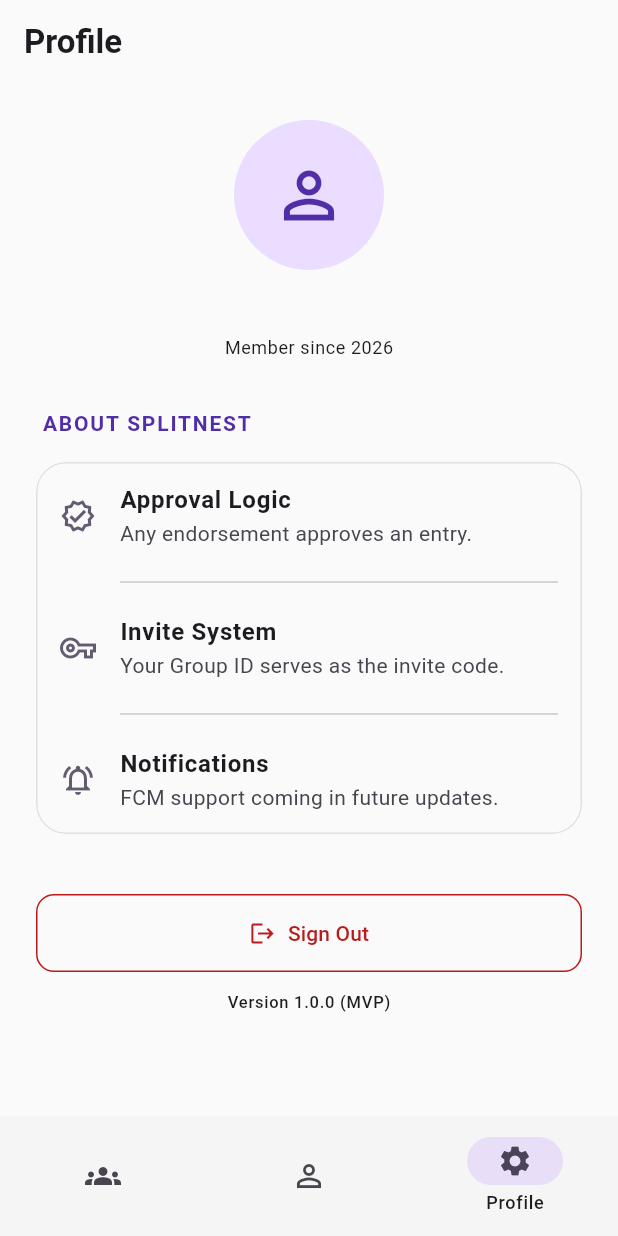
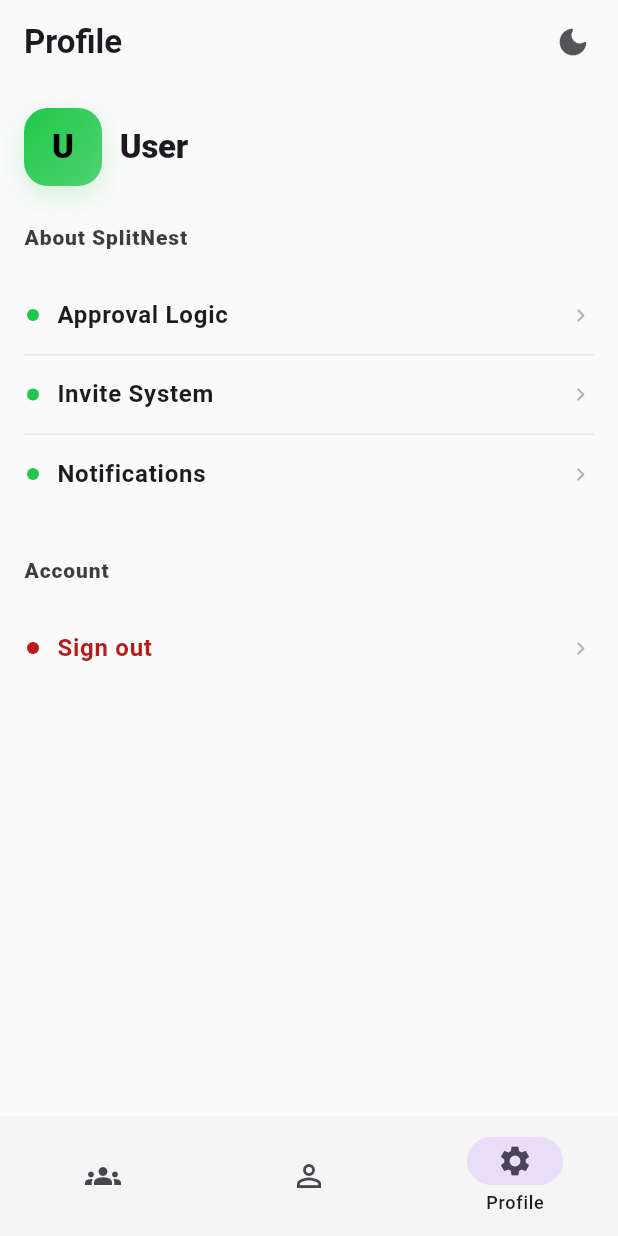
Before and after one commit to jam172002/splitnest, a Flutter app: the ProfileScreen screen opened by its route, on a phone screen of 412 x 824 dp. Run offline on Flutter 3.47's test engine with Material 3 defaults, Android fonts, the phone set to English and light mode, and no system bars; our stand-ins replace cloud_firestore, firebase_auth, firebase_core, firebase_messaging, go_router, qr_flutter; missing offline and left inert: mobile_scanner; accounts and stored records are empty.

Commit message:
feat: Redesign profile screen with enhanced UI/UX
This commit updates the profile screen with a more professional, modern design and adds a placeholder for theme switching.

- **UI Redesign:**
    - Replaced the centered avatar and cards with a sleek, left-aligned header featuring a gradient avatar and prominent typography.
    - Switched from generic `ListTile` cards to professional text-based action rows with status indicators (dots) and chevron icons.
    - Added a custom `kBrandGreen` accent color used throughout the profile components.
    - Implemented a more structured layout with clearly defined "About" and "Account" sections.

- **Functionality & Feedback:**
    - Added a theme toggle button in the app bar (logic placeholder included).
    - Integrated informative dialogs for the "About SplitNest" section details (Approval Logic, Invite System, Notifications).
    - Refined the "Sign Out" flow to use a simple action row instead of a prominent outlined button, while maintaining the destructive color coding.

- **Component Refactoring:**
    - Created internal private widgets (`_ProfileHeader`, `_SectionHeader`, `_TextActionRow`, and `_Divider`) to improve code maintainability and ensure visual consistency.
    - Improved user data handling to gracefully display display names and fallback initials.

```diff
--- a/lib/presentation/screens/profile/profile_screen.dart
+++ b/lib/presentation/screens/profile/profile_screen.dart
@@ -5,146 +5,386 @@ import 'package:go_router/go_router.dart';
 import '../../../data/auth_repo.dart';
 import '../../widgets/app_scaffold.dart';
 
+// ✅ Replace this with your real theme controller/provider.
+// Example expectation:
+// class ThemeModeController extends ChangeNotifier {
+//   ThemeMode mode = ThemeMode.system;
+//   void toggle() {
+//     mode = (mode == ThemeMode.dark) ? ThemeMode.light : ThemeMode.dark;
+//     notifyListeners();
+//   }
+// }
+class ThemeModeController {
+  void toggle() {}
+}
+
 class ProfileScreen extends StatelessWidget {
   const ProfileScreen({super.key});
+
+  static const Color kBrandGreen = Color(0xFF20C84A);
 
   @override
   Widget build(BuildContext context) {
     final theme = Theme.of(context);
-    final colorScheme = theme.colorScheme;
+    final cs = theme.colorScheme;
+
     final auth = context.watch<AuthRepo>();
     final u = auth.currentUser;
 
+    final displayName = (u?.displayName?.trim().isNotEmpty ?? false)
+        ? u!.displayName!.trim()
+        : 'User';
+
+    final email = u?.email?.trim() ?? '';
+
     return AppScaffold(
       title: 'Profile',
+      actions: [
+        // ✅ Dark/Light toggle button (hook to your theme controller)
+        IconButton(
+          tooltip: 'Toggle theme',
+          onPressed: () {
+            // Replace with your implementation:
+            // context.read<ThemeModeController>().toggle();
+            try {
+              context.read<ThemeModeController>().toggle();
+            } catch (_) {
+              _showInfoDialog(
+                context,
+                title: 'Theme toggle not wired',
+                message:
+                'Connect ThemeModeController (or your theme provider) and call toggle().',
+              );
+            }
+          },
+          icon: Icon(
+            Icons.dark_mode_rounded,
+            color: cs.onSurface.withValues(alpha: 0.75),
+          ),
+        ),
+        const SizedBox(width: 6),
+      ],
       child: SingleChildScrollView(
-        padding: const EdgeInsets.all(24),
+        padding: const EdgeInsets.fromLTRB(16, 16, 16, 24),
         child: Column(
+          crossAxisAlignment: CrossAxisAlignment.start,
           children: [
-            // --- User Header Section ---
-            Center(
-              child: Column(
-                children: [
-                  CircleAvatar(
-                    radius: 50,
-                    backgroundColor: colorScheme.primaryContainer,
-                    child: Icon(Icons.person_outline, size: 50, color: colorScheme.primary),
-                  ),
-                  const SizedBox(height: 16),
-                  Text(
-                    u?.email ?? 'User Account',
-                    style: theme.textTheme.titleLarge?.copyWith(fontWeight: FontWeight.bold),
-                  ),
-                  Text('Member since 2026', style: theme.textTheme.bodySmall),
-                ],
+            // ---- Header (name first, email second) ----
+            _ProfileHeader(
+              name: displayName,
+              email: email,
+              accent: kBrandGreen,
+            ),
+            const SizedBox(height: 18),
+
+            // ---- Clickable section header (opens dialog) ----
+            _SectionHeader(
+              title: 'About SplitNest',
+              accent: kBrandGreen,
+              onTap: () => _showInfoDialog(
+                context,
+                title: 'About SplitNest',
+                message:
+                'SplitNest helps you manage groups and shared expenses in a clean, simple way.',
               ),
             ),
-            const SizedBox(height: 32),
+            const SizedBox(height: 10),
 
-            // --- App Information Card ---
-            _buildSectionHeader(context, 'About SplitNest'),
-            Card(
-              elevation: 0,
-              color: colorScheme.surfaceContainerLow,
-              shape: RoundedRectangleBorder(
-                borderRadius: BorderRadius.circular(20),
-                side: BorderSide(color: colorScheme.outlineVariant.withOpacity(0.5)),
-              ),
-              child: Column(
-                children: [
-                  _infoTile(
-                      context,
-                      Icons.verified_outlined,
-                      'Approval Logic',
-                      'Any endorsement approves an entry.'
-                  ),
-                  const Divider(indent: 56, endIndent: 16),
-                  _infoTile(
-                      context,
-                      Icons.vpn_key_outlined,
-                      'Invite System',
-                      'Your Group ID serves as the invite code.'
-                  ),
-                  const Divider(indent: 56, endIndent: 16),
-                  _infoTile(
-                      context,
-                      Icons.notifications_active_outlined,
-                      'Notifications',
-                      'FCM support coming in future updates.'
-                  ),
-                ],
+            // ---- Professional: simple text rows (left aligned) ----
+            _TextActionRow(
+              title: 'Approval Logic',
+              accent: kBrandGreen,
+              onTap: () => _showInfoDialog(
+                context,
+                title: 'Approval Logic',
+                message:
+                'Entries are approved based on your group’s endorsement/approval rules.',
               ),
             ),
-            const SizedBox(height: 32),
-
-            // --- Actions Section ---
-            SizedBox(
-              width: double.infinity,
-              child: OutlinedButton.icon(
-                onPressed: () async {
-                  // Show a confirmation dialog for a better UX
-                  final confirm = await _showLogoutDialog(context);
-                  if (confirm == true) {
-                    await context.read<AuthRepo>().logout();
-                    if (context.mounted) context.go('/login');
-                  }
-                },
-                icon: const Icon(Icons.logout),
-                label: const Text('Sign Out'),
-                style: OutlinedButton.styleFrom(
-                  foregroundColor: colorScheme.error,
-                  side: BorderSide(color: colorScheme.error),
-                  padding: const EdgeInsets.symmetric(vertical: 16),
-                ),
+            _Divider(cs: cs),
+            _TextActionRow(
+              title: 'Invite System',
+              accent: kBrandGreen,
+              onTap: () => _showInfoDialog(
+                context,
+                title: 'Invite System',
+                message:
+                'You can join a group using its Group ID (invite code) shared by the group admin.',
               ),
             ),
-            const SizedBox(height: 12),
-            Text('Version 1.0.0 (MVP)', style: theme.textTheme.labelSmall),
+            _Divider(cs: cs),
+            _TextActionRow(
+              title: 'Notifications',
+              accent: kBrandGreen,
+              onTap: () => _showInfoDialog(
+                context,
+                title: 'Notifications',
+                message:
+                'Notifications inform you about important updates like invites, approvals, and settlements.',
+              ),
+            ),
+
+            const SizedBox(height: 22),
+
+            // ---- Another clickable header example ----
+            _SectionHeader(
+              title: 'Account',
+              accent: kBrandGreen,
+              onTap: () => _showInfoDialog(
+                context,
+                title: 'Account',
+                message:
+                'Manage your account preferences and security actions from here.',
+              ),
+            ),
+            const SizedBox(height: 10),
+
+            // ---- Sign out (text-only row, left aligned) ----
+            _TextActionRow(
+              title: 'Sign out',
+              accent: kBrandGreen,
+              isDestructive: true,
+              onTap: () async {
+                final confirm = await _showLogoutDialog(context);
+                if (confirm == true) {
+                  await context.read<AuthRepo>().logout();
+                  if (context.mounted) context.go('/login');
+                }
+              },
+            ),
           ],
         ),
       ),
     );
   }
 
-  Widget _buildSectionHeader(BuildContext context, String title) {
-    return Padding(
-      padding: const EdgeInsets.only(left: 4, bottom: 8),
-      child: Align(
-        alignment: Alignment.centerLeft,
-        child: Text(
-          title.toUpperCase(),
-          style: Theme.of(context).textTheme.labelLarge?.copyWith(
-            color: Theme.of(context).colorScheme.primary,
-            fontWeight: FontWeight.bold,
-            letterSpacing: 1.2,
+  static Future<void> _showInfoDialog(
+      BuildContext context, {
+        required String title,
+        required String message,
+      }) {
+    final cs = Theme.of(context).colorScheme;
+    return showDialog<void>(
+      context: context,
+      builder: (context) => AlertDialog(
+        title: Text(title),
+        content: Text(message),
+        actions: [
+          TextButton(
+            onPressed: () => Navigator.pop(context),
+            child: Text('OK', style: TextStyle(color: cs.primary)),
           ),
-        ),
+        ],
       ),
     );
   }
 
-  Widget _infoTile(BuildContext context, IconData icon, String title, String subtitle) {
-    return ListTile(
-      leading: Icon(icon, color: Theme.of(context).colorScheme.secondary),
-      title: Text(title, style: const TextStyle(fontWeight: FontWeight.bold)),
-      subtitle: Text(subtitle),
-    );
-  }
-
   Future<bool?> _showLogoutDialog(BuildContext context) {
+    final cs = Theme.of(context).colorScheme;
     return showDialog<bool>(
       context: context,
       builder: (context) => AlertDialog(
-        title: const Text('Sign Out?'),
-        content: const Text('Are you sure you want to log out of SplitNest?'),
+        title: const Text('Sign out?'),
+        content: const Text('Do you want to log out of SplitNest?'),
         actions: [
-          TextButton(onPressed: () => Navigator.pop(context, false), child: const Text('Cancel')),
           TextButton(
-              onPressed: () => Navigator.pop(context, true),
-              child: Text('Sign Out', style: TextStyle(color: Theme.of(context).colorScheme.error))
+            onPressed: () => Navigator.pop(context, false),
+            child: Text('Cancel', style: TextStyle(color: cs.primary)),
+          ),
+          TextButton(
+            onPressed: () => Navigator.pop(context, true),
+            child: Text('Sign out', style: TextStyle(color: cs.error)),
           ),
         ],
       ),
     );
   }
 }
+
+class _ProfileHeader extends StatelessWidget {
+  final String name;
+  final String email;
+  final Color accent;
+
+  const _ProfileHeader({
+    required this.name,
+    required this.email,
+    required this.accent,
+  });
+
+  @override
+  Widget build(BuildContext context) {
+    final theme = Theme.of(context);
+    final cs = theme.colorScheme;
+
+    return Row(
+      children: [
+        Container(
+          width: 52,
+          height: 52,
+          decoration: BoxDecoration(
+            borderRadius: BorderRadius.circular(16),
+            gradient: LinearGradient(
+              begin: Alignment.topLeft,
+              end: Alignment.bottomRight,
+              colors: [accent, accent.withValues(alpha: 0.75)],
+            ),
+            boxShadow: [
+              BoxShadow(
+                color: accent.withValues(alpha: 0.18),
+                blurRadius: 14,
+                offset: const Offset(0, 6),
+              ),
+            ],
+          ),
+          alignment: Alignment.center,
+          child: Text(
+            name.isNotEmpty ? name[0].toUpperCase() : 'U',
+            style: theme.textTheme.titleLarge?.copyWith(
+              color: Colors.black,
+              fontWeight: FontWeight.w900,
+            ),
+          ),
+        ),
+        const SizedBox(width: 12),
+        Expanded(
+          child: Column(
+            crossAxisAlignment: CrossAxisAlignment.start,
+            children: [
+              Text(
+                name,
+                maxLines: 1,
+                overflow: TextOverflow.ellipsis,
+                style: theme.textTheme.titleLarge?.copyWith(
+                  fontWeight: FontWeight.w900,
+                  letterSpacing: -0.2,
+                  color: cs.onSurface,
+                ),
+              ),
+              if (email.isNotEmpty) ...[
+                const SizedBox(height: 2),
+                Text(
+                  email,
+                  maxLines: 1,
+                  overflow: TextOverflow.ellipsis,
+                  style: theme.textTheme.bodyMedium?.copyWith(
+                    color: cs.onSurfaceVariant.withValues(alpha: 0.9),
+                    fontWeight: FontWeight.w600,
+                  ),
+                ),
+              ],
+            ],
+          ),
+        ),
+      ],
+    );
+  }
+}
+
+class _SectionHeader extends StatelessWidget {
+  final String title;
+  final VoidCallback onTap;
+  final Color accent;
+
+  const _SectionHeader({
+    required this.title,
+    required this.onTap,
+    required this.accent,
+  });
+
+  @override
+  Widget build(BuildContext context) {
+    final theme = Theme.of(context);
+    final cs = theme.colorScheme;
+
+    return InkWell(
+      onTap: onTap,
+      borderRadius: BorderRadius.circular(10),
+      child: Padding(
+        padding: const EdgeInsets.symmetric(vertical: 6),
+        child: Text(
+          title,
+          style: theme.textTheme.labelLarge?.copyWith(
+            color: cs.onSurface.withValues(alpha: 0.85),
+            fontWeight: FontWeight.w900,
+            letterSpacing: 0.6,
+          ),
+        ),
+      ),
+    );
+  }
+}
+
+class _TextActionRow extends StatelessWidget {
+  final String title;
+  final VoidCallback onTap;
+  final Color accent;
+  final bool isDestructive;
+
+  const _TextActionRow({
+    required this.title,
+    required this.onTap,
+    required this.accent,
+    this.isDestructive = false,
+  });
+
+  @override
+  Widget build(BuildContext context) {
+    final theme = Theme.of(context);
+    final cs = theme.colorScheme;
+
+    final textColor = isDestructive
+        ? cs.error
+        : cs.onSurface;
+
+    return InkWell(
+      onTap: onTap,
+      borderRadius: BorderRadius.circular(12),
+      child: Padding(
+        padding: const EdgeInsets.symmetric(vertical: 14),
+        child: Row(
+          children: [
+            // small green dot like modern settings lists
+            Container(
+              width: 8,
+              height: 8,
+              margin: const EdgeInsets.only(left: 2, right: 12),
+              decoration: BoxDecoration(
+                color: isDestructive ? cs.error : accent,
+                shape: BoxShape.circle,
+              ),
+            ),
+            Expanded(
+              child: Text(
+                title,
+                style: theme.textTheme.bodyLarge?.copyWith(
+                  color: textColor,
+                  fontWeight: FontWeight.w700,
+                ),
+              ),
+            ),
+            Icon(
+              Icons.chevron_right_rounded,
+              size: 18,
+              color: cs.onSurface.withValues(alpha: 0.35),
+            ),
+          ],
+        ),
+      ),
+    );
+  }
+}
+
+class _Divider extends StatelessWidget {
+  final ColorScheme cs;
+  const _Divider({required this.cs});
+
+  @override
+  Widget build(BuildContext context) {
+    return Divider(
+      height: 1,
+      thickness: 1,
+      color: cs.outlineVariant.withValues(alpha: 0.35),
+    );
+  }
+}
```
